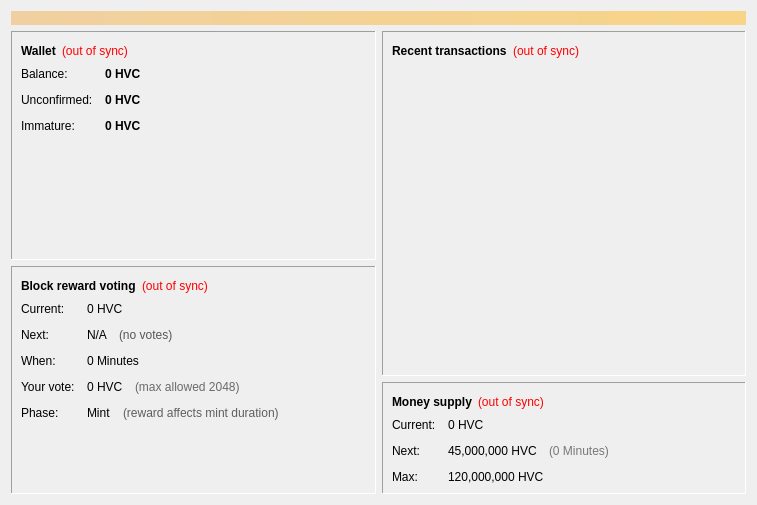
This is src/qt/forms/overviewpage.ui in BackTrackCRoot/Tecoin as Qt 5 draws it before an edit. The edited form follows.
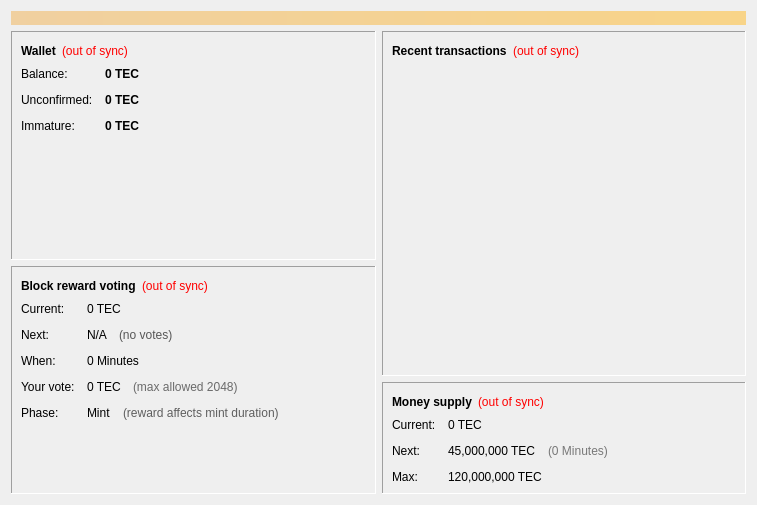
This is the edited form.

Patch:
```diff
--- a/src/qt/forms/overviewpage.ui
+++ b/src/qt/forms/overviewpage.ui
@@ -122,7 +122,7 @@
                <string>Your current balance</string>
               </property>
               <property name="text">
-               <string notr="true">0 HVC</string>
+               <string notr="true">0 TEC</string>
               </property>
               <property name="textInteractionFlags">
                <set>Qt::LinksAccessibleByMouse|Qt::TextSelectableByKeyboard|Qt::TextSelectableByMouse</set>
@@ -151,7 +151,7 @@
                <string>Total of transactions that have yet to be confirmed, and do not yet count toward the current balance</string>
               </property>
               <property name="text">
-               <string notr="true">0 HVC</string>
+               <string notr="true">0 TEC</string>
               </property>
               <property name="textInteractionFlags">
                <set>Qt::LinksAccessibleByMouse|Qt::TextSelectableByKeyboard|Qt::TextSelectableByMouse</set>
@@ -177,7 +177,7 @@
                <string>Mined balance that has not yet matured</string>
               </property>
               <property name="text">
-               <string notr="true">0 HVC</string>
+               <string notr="true">0 TEC</string>
               </property>
               <property name="textInteractionFlags">
                <set>Qt::LinksAccessibleByMouse|Qt::TextSelectableByKeyboard|Qt::TextSelectableByMouse</set>
@@ -293,7 +293,7 @@
                <string>&lt;html&gt;&lt;head/&gt;&lt;body&gt;&lt;p&gt;Current block reward&lt;/p&gt;&lt;/body&gt;&lt;/html&gt;</string>
               </property>
               <property name="text">
-               <string notr="true">&lt;html&gt;&lt;head/&gt;&lt;body&gt;&lt;p&gt;0 HVC&lt;/p&gt;&lt;/body&gt;&lt;/html&gt;</string>
+               <string notr="true">&lt;html&gt;&lt;head/&gt;&lt;body&gt;&lt;p&gt;0 TEC&lt;/p&gt;&lt;/body&gt;&lt;/html&gt;</string>
               </property>
               <property name="textInteractionFlags">
                <set>Qt::LinksAccessibleByMouse|Qt::TextSelectableByKeyboard|Qt::TextSelectableByMouse</set>
@@ -375,7 +375,7 @@
                  <string>&lt;html&gt;&lt;head/&gt;&lt;body&gt;&lt;p&gt;Your block reward vote&lt;/p&gt;&lt;/body&gt;&lt;/html&gt;</string>
                 </property>
                 <property name="text">
-                 <string>0 HVC</string>
+                 <string>0 TEC</string>
                 </property>
                </widget>
               </item>
@@ -628,7 +628,7 @@
                <string>&lt;html&gt;&lt;head/&gt;&lt;body&gt;&lt;p&gt;Current money supply&lt;/p&gt;&lt;/body&gt;&lt;/html&gt;</string>
               </property>
               <property name="text">
-               <string notr="true">&lt;html&gt;&lt;head/&gt;&lt;body&gt;&lt;p&gt;0 HVC&lt;/p&gt;&lt;/body&gt;&lt;/html&gt;</string>
+               <string notr="true">&lt;html&gt;&lt;head/&gt;&lt;body&gt;&lt;p&gt;0 TEC&lt;/p&gt;&lt;/body&gt;&lt;/html&gt;</string>
               </property>
               <property name="textInteractionFlags">
                <set>Qt::LinksAccessibleByMouse|Qt::TextSelectableByKeyboard|Qt::TextSelectableByMouse</set>
@@ -656,7 +656,7 @@
                  <string>&lt;html&gt;&lt;head/&gt;&lt;body&gt;&lt;p&gt;Next target&lt;/p&gt;&lt;/body&gt;&lt;/html&gt;</string>
                 </property>
                 <property name="text">
-                 <string>45,000,000 HVC</string>
+                 <string>45,000,000 TEC</string>
                 </property>
                </widget>
               </item>
@@ -685,7 +685,7 @@
                <string>&lt;html&gt;&lt;head/&gt;&lt;body&gt;&lt;p&gt;Maximum possible money supply&lt;/p&gt;&lt;/body&gt;&lt;/html&gt;</string>
               </property>
               <property name="text">
-               <string>120,000,000 HVC</string>
+               <string>120,000,000 TEC</string>
               </property>
              </widget>
             </item>
```
Left out of the diff: 2 changed lines with no effect on the pictures.
